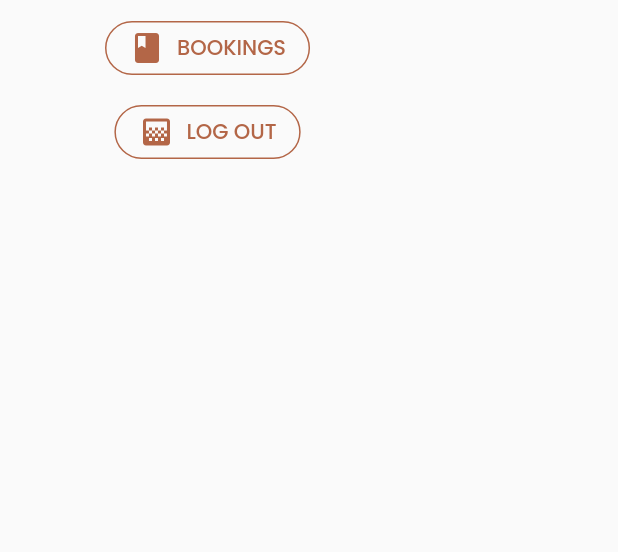
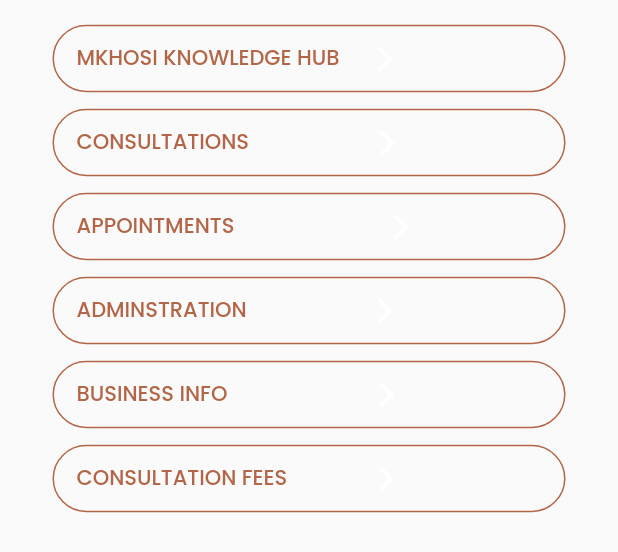
Before and after one commit to abdullah432/Mkhosi_App, a Flutter app: the PractitionerHomeButtons widget shown alone on an empty page, opened directly, on a phone screen of 412 x 824 dp. Shown: the top 552 px of the screen. Run offline on Flutter 3.47's test engine with Material 2 defaults, Android fonts, the phone set to English and light mode, and no system bars; our stand-ins replace bubble_tab_indicator, cloud_firestore, firebase_auth, firebase_core, firebase_dynamic_links, firebase_storage and 10 more; missing offline and left inert: agora_rtc_engine, flutter_country_picker, flutter_mailer, geocoder, language_pickers; accounts and stored records are empty; network calls fail.

Commit message:
Update practitioner_home_buttons.dart

```diff
--- a/lib/main_ui/practitioners_ui/other/practitioner_home_buttons.dart
+++ b/lib/main_ui/practitioners_ui/other/practitioner_home_buttons.dart
@@ -10,6 +10,8 @@ import 'package:makhosi_app/main_ui/practitioners_ui/other/practitioner_bookings
 import 'package:makhosi_app/ui_components/app_buttons.dart';
 import 'package:makhosi_app/utils/navigation_controller.dart';
 import 'package:makhosi_app/utils/others.dart';
+import 'package:makhosi_app/utils/app_colors.dart';
+
 
 class PractitionerHomeButtons extends StatefulWidget {
   @override
@@ -21,34 +23,207 @@ class _PractitionerHomeButtonsState extends State<PractitionerHomeButtons>
     implements IOutlinedButtonClicked, IInfoDialogClicked {
   @override
   Widget build(BuildContext context) {
-    return Column(
+    return  Column(
         children: [
           Container(
-          margin: EdgeInsets.only(left: 70, right: 70, top: 8),
-          child: AppButtons.getOutlineButton(
-            context: context,
-            iOutlinedButtonClicked: this,
-            label: 'BOOKINGS',
-            clickType: ClickType.DUMMY,
-            icon: Icons.book,
+            margin: EdgeInsets.only(left: 35, right: 35, top: 15),
+            child: FlatButton(
+              height: 45,
+              //minWidth: 50,
+              onPressed: null,
+              child: Row(
+                children: [
+                  Text('MKHOSI KNOWLEDGE HUB', style: TextStyle(
+                      color: AppColors.COLOR_PRIMARY
+                  )
+                  ),
+                  SizedBox(
+                    width: 20,
+                  ),
+                  Icon(
+                    Icons.arrow_forward_ios_outlined,
+                    size: 20 ,
+
+
+                  )
+
+                ],
+              ),
+              textColor: Colors.white,
+              shape: RoundedRectangleBorder(side: BorderSide(
+                  color: AppColors.COLOR_PRIMARY,
+                  width: 1,
+                  style: BorderStyle.solid
+              ), borderRadius: BorderRadius.circular(50)),
             ),
           ),
-        // Container(
-        //   margin: EdgeInsets.only(left: 70, right: 70, top: 8),
-        //   child: AppButtons.getOutlineButton(
-        //     context: context,
-        //     iOutlinedButtonClicked: this,
-        //     label: 'BLOG',
-        //     clickType: ClickType.BLOG,
-        //   ),
-        // ),
+
+
           Container(
-          margin: EdgeInsets.only(left: 70, right: 70, top: 8),
-          child: AppButtons.getOutlineButton(
-            context: context,
-            iOutlinedButtonClicked: this,
-            label: 'LOG OUT',
-            clickType: ClickType.LOGOUT,
+            margin: EdgeInsets.only(left: 35, right: 35, top: 8),
+            child: FlatButton(
+              height: 45,
+              //minWidth: 50,
+              onPressed: null,
+              child: Row(
+                children: [
+                  Text('CONSULTATIONS', style: TextStyle(
+                      color: AppColors.COLOR_PRIMARY,
+
+                  )
+                  ),
+
+                  SizedBox(
+                    width: 82,
+                  ),
+                  Icon(
+                    Icons.arrow_forward_ios_outlined,
+                    size: 20 ,
+
+
+                  )
+
+                ],
+              ),
+              textColor: Colors.white,
+              shape: RoundedRectangleBorder(side: BorderSide(
+                  color: AppColors.COLOR_PRIMARY,
+                  width: 1,
+                  style: BorderStyle.solid,
+              ), borderRadius: BorderRadius.circular(50)),
+            ),
+          ),
+
+          Container(
+            margin: EdgeInsets.only(left: 35, right: 35, top: 8),
+            child: FlatButton(
+              height: 45,
+              //minWidth: 50,
+              onPressed: null,
+              child: Row(
+                children: [
+                  Text('APPOINTMENTS', style: TextStyle(
+                    color: AppColors.COLOR_PRIMARY,
+
+                  )
+                  ),
+
+                  SizedBox(
+                    width: 101,
+                  ),
+                  Icon(
+                    Icons.arrow_forward_ios_outlined,
+                    size: 20 ,
+
+
+                  )
+
+                ],
+              ),
+              textColor: Colors.white,
+              shape: RoundedRectangleBorder(side: BorderSide(
+                color: AppColors.COLOR_PRIMARY,
+                width: 1,
+                style: BorderStyle.solid,
+              ), borderRadius: BorderRadius.circular(50)),
+            ),
+          ),
+          Container(
+            margin: EdgeInsets.only(left: 35, right: 35, top: 8),
+            child: FlatButton(
+              height: 45,
+              //minWidth: 50,
+              onPressed: null,
+              child: Row(
+                children: [
+                  Text('ADMINSTRATION', style: TextStyle(
+                      color: AppColors.COLOR_PRIMARY
+                  )
+                  ),
+                  SizedBox(
+                    width: 82,
+                  ),
+                  Icon(
+                    Icons.arrow_forward_ios_outlined,
+                    size: 20 ,
+
+
+                  )
+
+                ],
+              ),
+              textColor: Colors.white,
+              shape: RoundedRectangleBorder(side: BorderSide(
+                  color: AppColors.COLOR_PRIMARY,
+                  width: 1,
+                  style: BorderStyle.solid
+              ), borderRadius: BorderRadius.circular(50)),
+            ),
+          ),
+          Container(
+            margin: EdgeInsets.only(left: 35, right: 35, top: 8),
+            child: FlatButton(
+              height: 45,
+              //minWidth: 50,
+              onPressed: null,
+              child: Row(
+                children: [
+                  Text('BUSINESS INFO', style: TextStyle(
+                      color: AppColors.COLOR_PRIMARY
+                  )
+                  ),
+                  SizedBox(
+                    width: 96,
+                  ),
+                  Icon(
+                    Icons.arrow_forward_ios_outlined,
+                    size: 20 ,
+
+
+                  )
+
+                ],
+              ),
+              textColor: Colors.white,
+              shape: RoundedRectangleBorder(side: BorderSide(
+                  color: AppColors.COLOR_PRIMARY,
+                  width: 1,
+                  style: BorderStyle.solid
+              ), borderRadius: BorderRadius.circular(50)),
+            ),
+          ),
+          Container(
+            alignment: Alignment.center,
+            margin: EdgeInsets.only(left: 35, right: 35, top: 8),
+            child: FlatButton(
+              height: 45,
+
+              //minWidth: 50,
+              onPressed: null,
+              child: Row(
+                children: [
+                  Text('CONSULTATION FEES', style: TextStyle(
+                      color: AppColors.COLOR_PRIMARY
+                  )
+                  ),
+                  SizedBox(
+                    width: 56,
+                  ),
+                  Icon(
+                    Icons.arrow_forward_ios_outlined,
+                    size: 20 ,
+
+
+                  )
+
+                ],
+              ),
+              textColor: Colors.white,
+              shape: RoundedRectangleBorder(side: BorderSide(
+                  color: AppColors.COLOR_PRIMARY,
+                  width: 1,
+                  style: BorderStyle.solid
+              ), borderRadius: BorderRadius.circular(50)),
             ),
           ),
         ],
```
Lines whose indentation alone changed are shown as unchanged.
